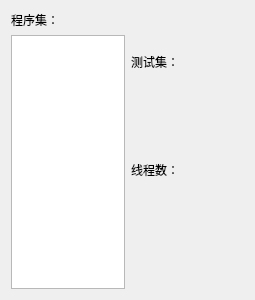
Old version of the form experiment/src/choicewidget.ui in the repository creeper12356/guide_software.
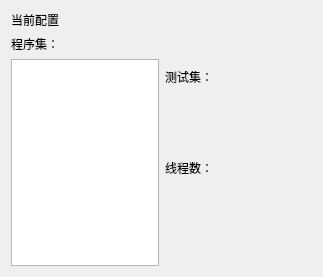
New version of the form.

```diff
--- a/experiment/src/choicewidget.ui
+++ b/experiment/src/choicewidget.ui
@@ -6,26 +6,33 @@
    <rect>
     <x>0</x>
     <y>0</y>
-    <width>255</width>
-    <height>300</height>
+    <width>323</width>
+    <height>277</height>
    </rect>
   </property>
   <property name="minimumSize">
    <size>
-    <width>254</width>
-    <height>250</height>
+    <width>0</width>
+    <height>0</height>
    </size>
   </property>
   <property name="maximumSize">
    <size>
-    <width>500</width>
-    <height>300</height>
+    <width>16777215</width>
+    <height>16777215</height>
    </size>
   </property>
   <property name="windowTitle">
    <string>当前配置</string>
   </property>
-  <layout class="QHBoxLayout" name="horizontalLayout_4">
+  <layout class="QVBoxLayout" name="verticalLayout_3">
+   <item>
+    <widget class="QLabel" name="label_4">
+     <property name="text">
+      <string>当前配置</string>
+     </property>
+    </widget>
+   </item>
    <item>
     <layout class="QHBoxLayout" name="horizontalLayout_3" stretch="1,1">
      <property name="sizeConstraint">
```
